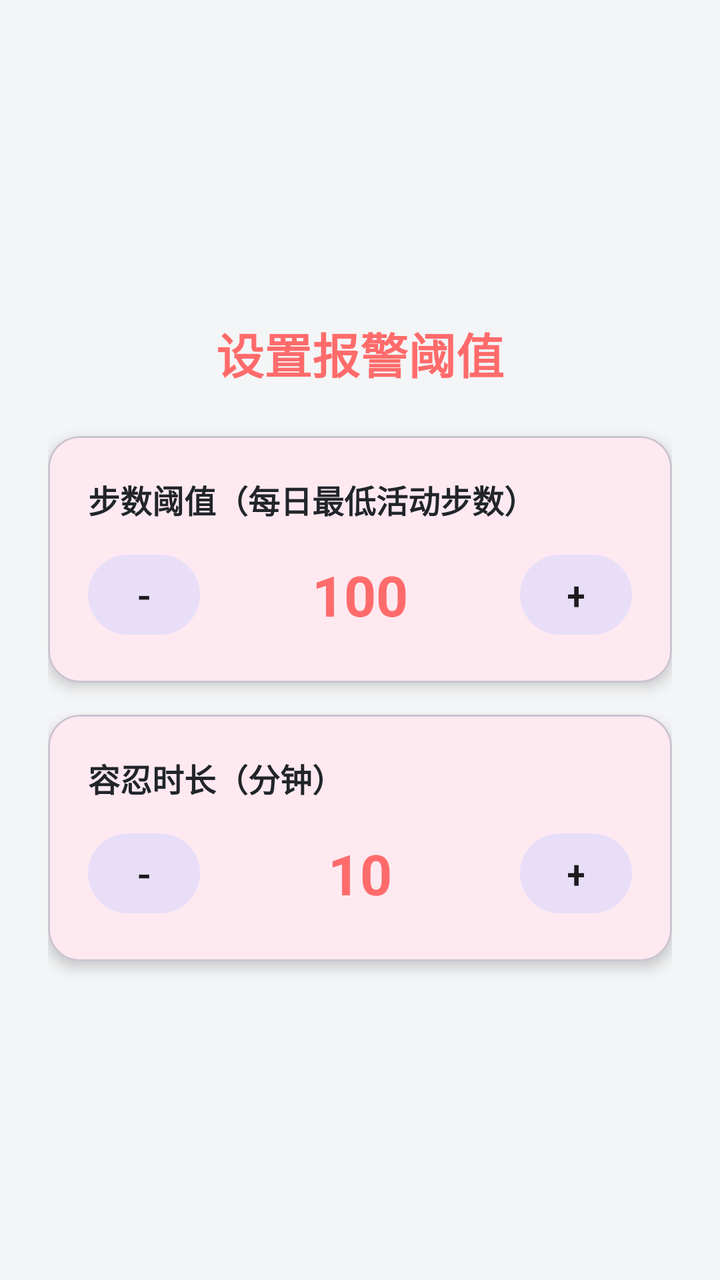
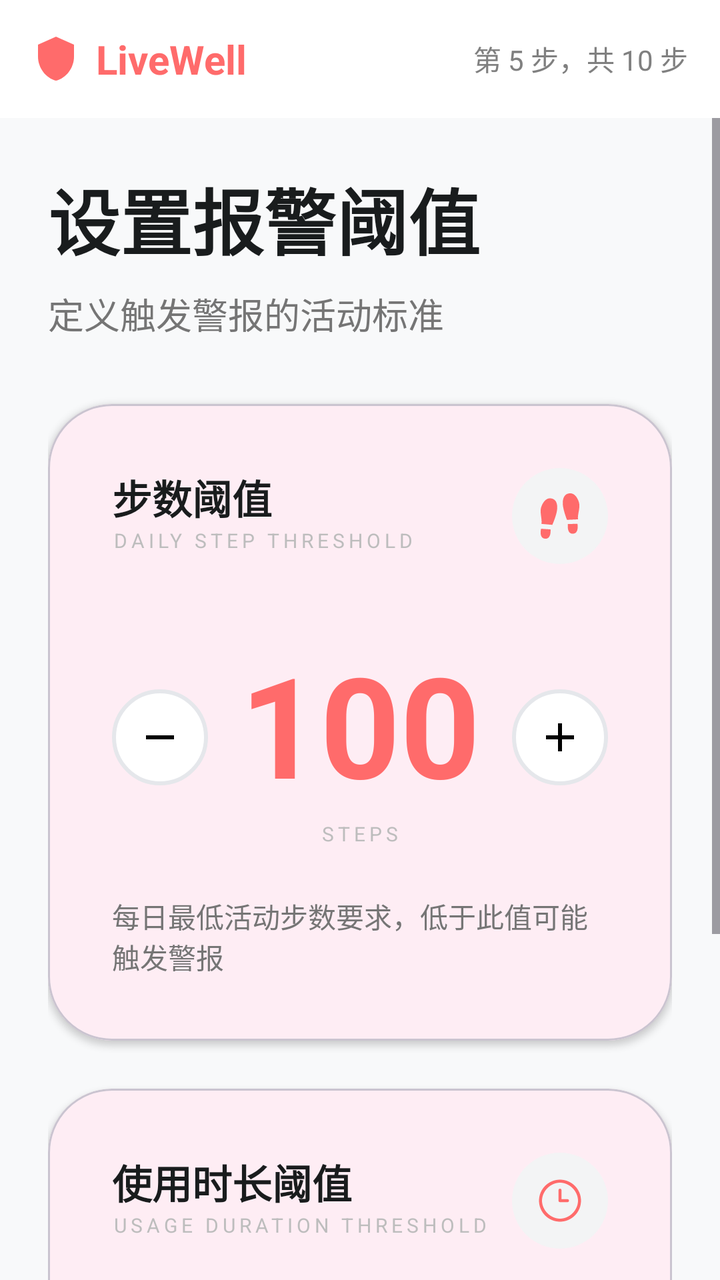

Two renders of the same Android screen: before a commit and after it. Below are the layout's source before the change and the commit's diff.
<!-- AndroidManifest.xml: application theme Theme.LiveWell -->
<!-- res/layout/fragment_guide_threshold.xml -->
<?xml version="1.0" encoding="utf-8"?>
<ScrollView xmlns:android="http://schemas.android.com/apk/res/android"
    xmlns:app="http://schemas.android.com/apk/res-auto"
    android:layout_width="match_parent"
    android:layout_height="match_parent"
    android:fillViewport="true">

    <LinearLayout
        android:layout_width="match_parent"
        android:layout_height="wrap_content"
        android:orientation="vertical"
        android:padding="24dp"
        android:gravity="center">

        <TextView
            android:layout_width="wrap_content"
            android:layout_height="wrap_content"
            android:text="设置报警阈值"
            android:textSize="24sp"
            android:textStyle="bold"
            android:textColor="@color/primary"
            android:layout_marginBottom="24dp"/>

        <com.google.android.material.card.MaterialCardView
            android:layout_width="match_parent"
            android:layout_height="wrap_content"
            app:cardCornerRadius="16dp"
            app:cardElevation="4dp"
            android:layout_marginBottom="16dp">

            <LinearLayout
                android:layout_width="match_parent"
                android:layout_height="wrap_content"
                android:orientation="vertical"
                android:padding="20dp">

                <TextView
                    android:layout_width="wrap_content"
                    android:layout_height="wrap_content"
                    android:text="步数阈值（每日最低活动步数）"
                    android:textSize="16sp"
                    android:textStyle="bold"
                    android:textColor="@color/text_primary"
                    android:layout_marginBottom="12dp"/>

                <LinearLayout
                    android:layout_width="match_parent"
                    android:layout_height="wrap_content"
                    android:orientation="horizontal"
                    android:gravity="center_vertical">

                    <Button
                        android:id="@+id/btnStepMinus"
                        android:layout_width="56dp"
                        android:layout_height="48dp"
                        android:text="-"
                        android:textSize="20sp"
                        android:textColor="?android:attr/textColorPrimary"
                        style="@style/Widget.Material3.Button.TonalButton"/>

                    <TextView
                        android:id="@+id/tvStepValue"
                        android:layout_width="0dp"
                        android:layout_height="wrap_content"
                        android:layout_weight="1"
                        android:text="100"
                        android:textSize="28sp"
                        android:textStyle="bold"
                        android:textColor="@color/primary"
                        android:gravity="center"/>

                    <Button
                        android:id="@+id/btnStepPlus"
                        android:layout_width="56dp"
                        android:layout_height="48dp"
                        android:text="+"
                        android:textSize="20sp"
                        android:textColor="?android:attr/textColorPrimary"
                        style="@style/Widget.Material3.Button.TonalButton"/>

                </LinearLayout>

            </LinearLayout>

        </com.google.android.material.card.MaterialCardView>

        <com.google.android.material.card.MaterialCardView
            android:layout_width="match_parent"
            android:layout_height="wrap_content"
            app:cardCornerRadius="16dp"
            app:cardElevation="4dp">

            <LinearLayout
                android:layout_width="match_parent"
                android:layout_height="wrap_content"
                android:orientation="vertical"
                android:padding="20dp">

                <TextView
                    android:layout_width="wrap_content"
                    android:layout_height="wrap_content"
                    android:text="容忍时长（分钟）"
                    android:textSize="16sp"
                    android:textStyle="bold"
                    android:textColor="@color/text_primary"
                    android:layout_marginBottom="12dp"/>

                <LinearLayout
                    android:layout_width="match_parent"
                    android:layout_height="wrap_content"
                    android:orientation="horizontal"
                    android:gravity="center_vertical">

                    <Button
                        android:id="@+id/btnDurationMinus"
                        android:layout_width="56dp"
                        android:layout_height="48dp"
                        android:text="-"
                        android:textSize="20sp"
                        android:textColor="?android:attr/textColorPrimary"
                        style="@style/Widget.Material3.Button.TonalButton"/>

                    <TextView
                        android:id="@+id/tvDurationValue"
                        android:layout_width="0dp"
                        android:layout_height="wrap_content"
                        android:layout_weight="1"
                        android:text="10"
                        android:textSize="28sp"
                        android:textStyle="bold"
                        android:textColor="@color/primary"
                        android:gravity="center"/>

                    <Button
                        android:id="@+id/btnDurationPlus"
                        android:layout_width="56dp"
                        android:layout_height="48dp"
                        android:text="+"
                        android:textSize="20sp"
                        android:textColor="?android:attr/textColorPrimary"
                        style="@style/Widget.Material3.Button.TonalButton"/>

                </LinearLayout>

            </LinearLayout>

        </com.google.android.material.card.MaterialCardView>

    </LinearLayout>

</ScrollView>
<!-- resources referenced by this layout -->
<resources>
  <color name="primary">#FF6B6B</color>
  <color name="text_primary">#212529</color>
  <style name="Theme.LiveWell" parent="Theme.Material3.DayNight.NoActionBar">
          <item name="colorPrimary">@color/primary</item>
          <item name="colorPrimaryVariant">@color/primary_dark</item>
          <item name="colorOnPrimary">@color/white</item>
          <item name="colorSecondary">@color/primary_light</item>
          <item name="colorSecondaryVariant">@color/primary</item>
          <item name="colorOnSecondary">@color/primary_dark</item>
          <item name="android:windowBackground">@color/background</item>
          <item name="android:statusBarColor">@color/primary</item>
      </style>
  <color name="primary_dark">#FF5252</color>
  <color name="white">#FFFFFF</color>
  <color name="primary_light">#FFE5E5</color>
  <color name="background">#F4F5F6</color>
</resources>

<!-- the commit's change to res/layout/fragment_guide_threshold.xml (unified diff, before → after) -->
@@ -1,151 +1,312 @@
 <?xml version="1.0" encoding="utf-8"?>
-<ScrollView xmlns:android="http://schemas.android.com/apk/res/android"
+<LinearLayout xmlns:android="http://schemas.android.com/apk/res/android"
     xmlns:app="http://schemas.android.com/apk/res-auto"
     android:layout_width="match_parent"
     android:layout_height="match_parent"
-    android:fillViewport="true">
-
-    <LinearLayout
+    android:orientation="vertical"
+    android:background="#F8F9FA">
+
+    
+    <RelativeLayout
         android:layout_width="match_parent"
         android:layout_height="wrap_content"
-        android:orientation="vertical"
-        android:padding="24dp"
-        android:gravity="center">
-
-        <TextView
+        android:padding="16dp"
+        android:background="#FFFFFF">
+
+        <LinearLayout
             android:layout_width="wrap_content"
             android:layout_height="wrap_content"
-            android:text="设置报警阈值"
-            android:textSize="24sp"
-            android:textStyle="bold"
-            android:textColor="@color/primary"
-            android:layout_marginBottom="24dp"/>
-
-        <com.google.android.material.card.MaterialCardView
+            android:orientation="horizontal"
+            android:gravity="center_vertical">
+            
+            <ImageView
+                android:layout_width="24dp"
+                android:layout_height="24dp"
+                android:src="@drawable/ic_shield_logo"
+                android:tint="#ff6b6b"/>
+
+            <TextView
+                android:layout_width="wrap_content"
+                android:layout_height="wrap_content"
+                android:text="LiveWell"
+                android:textStyle="bold"
+                android:textSize="20sp"
+                android:textColor="#ff6b6b"
+                android:layout_marginStart="8dp"/>
+        </LinearLayout>
+
+        <TextView
+            android:id="@+id/tvStepIndicator"
+            android:layout_width="wrap_content"
+            android:layout_height="wrap_content"
+            android:layout_alignParentEnd="true"
+            android:layout_centerVertical="true"
+            android:text="第 5 步，共 10 步"
+            android:textColor="#808080"
+            android:textSize="14sp"/>
+    </RelativeLayout>
+
+    <ScrollView
+        android:layout_width="match_parent"
+        android:layout_height="0dp"
+        android:layout_weight="1">
+
+        <LinearLayout
             android:layout_width="match_parent"
             android:layout_height="wrap_content"
-            app:cardCornerRadius="16dp"
-            app:cardElevation="4dp"
-            android:layout_marginBottom="16dp">
-
-            <LinearLayout
+            android:orientation="vertical"
+            android:padding="24dp">
+
+            
+            <TextView
                 android:layout_width="match_parent"
                 android:layout_height="wrap_content"
-                android:orientation="vertical"
-                android:padding="20dp">
-
-                <TextView
-                    android:layout_width="wrap_content"
-                    android:layout_height="wrap_content"
-                    android:text="步数阈值（每日最低活动步数）"
-                    android:textSize="16sp"
-                    android:textStyle="bold"
-                    android:textColor="@color/text_primary"
-                    android:layout_marginBottom="12dp"/>
+                android:text="设置报警阈值"
+                android:textSize="36sp"
+                android:textStyle="bold"
+                android:textColor="#191C1D" />
+
+            <TextView
+                android:layout_width="match_parent"
+                android:layout_height="wrap_content"
+                android:text="定义触发警报的活动标准"
+                android:textSize="18sp"
+                android:textColor="#757575"
+                android:layout_marginTop="8dp" />
+
+            
+            <com.google.android.material.card.MaterialCardView
+                android:layout_width="match_parent"
+                android:layout_height="wrap_content"
+                android:layout_marginTop="32dp"
+                app:cardCornerRadius="32dp"
+                app:cardElevation="2dp">
 
                 <LinearLayout
                     android:layout_width="match_parent"
                     android:layout_height="wrap_content"
-                    android:orientation="horizontal"
-                    android:gravity="center_vertical">
-
-                    <Button
-                        android:id="@+id/btnStepMinus"
-                        android:layout_width="56dp"
-                        android:layout_height="48dp"
-                        android:text="-"
-                        android:textSize="20sp"
-                        android:textColor="?android:attr/textColorPrimary"
-                        style="@style/Widget.Material3.Button.TonalButton"/>
+                    android:orientation="vertical"
+                    android:padding="32dp">
+
+                    <RelativeLayout
+                        android:layout_width="match_parent"
+                        android:layout_height="wrap_content">
+
+                        <LinearLayout
+                            android:layout_width="wrap_content"
+                            android:layout_height="wrap_content"
+                            android:orientation="vertical">
+
+                            <TextView
+                                android:layout_width="wrap_content"
+                                android:layout_height="wrap_content"
+                                android:text="步数阈值"
+                                android:textSize="20sp"
+                                android:textStyle="bold"
+                                android:textColor="#191C1D" />
+
+                            <TextView
+                                android:layout_width="wrap_content"
+                                android:layout_height="wrap_content"
+                                android:text="DAILY STEP THRESHOLD"
+                                android:textSize="10sp"
+                                android:textAllCaps="true"
+                                android:letterSpacing="0.2"
+                                android:textColor="#BDBDBD" />
+                        </LinearLayout>
+
+                        <ImageView
+                            android:layout_width="48dp"
+                            android:layout_height="48dp"
+                            android:layout_alignParentEnd="true"
+                            android:background="@drawable/circle_bg_gray"
+                            android:padding="10dp"
+                            android:src="@drawable/ic_steps" />
+                    </RelativeLayout>
+
+                    <LinearLayout
+                        android:layout_width="match_parent"
+                        android:layout_height="wrap_content"
+                        android:orientation="horizontal"
+                        android:gravity="center"
+                        android:layout_marginTop="32dp">
+
+                        <ImageButton
+                            android:id="@+id/btnStepMinus"
+                            android:layout_width="48dp"
+                            android:layout_height="48dp"
+                            android:background="@drawable/circle_outline"
+                            android:src="@drawable/ic_remove" />
+
+                        <LinearLayout
+                            android:layout_width="0dp"
+                            android:layout_height="wrap_content"
+                            android:layout_weight="1"
+                            android:orientation="vertical"
+                            android:gravity="center"
+                            android:layout_marginHorizontal="16dp">
+
+                            <TextView
+                                android:id="@+id/tvStepValue"
+                                android:layout_width="match_parent"
+                                android:layout_height="wrap_content"
+                                android:text="100"
+                                android:textSize="72sp"
+                                android:textStyle="bold"
+                                android:textColor="#ff6b6b"
+                                android:gravity="center"
+                                android:maxLines="1"
+                                android:ellipsize="none"
+                                app:autoSizeTextType="uniform"
+                                app:autoSizeMinTextSize="40sp"
+                                app:autoSizeMaxTextSize="72sp"
+                                app:autoSizeStepGranularity="2sp" />
+
+                            <TextView
+                                android:layout_width="wrap_content"
+                                android:layout_height="wrap_content"
+                                android:text="STEPS"
+                                android:textSize="10sp"
+                                android:textAllCaps="true"
+                                android:letterSpacing="0.2"
+                                android:textColor="#BDBDBD" />
+                        </LinearLayout>
+
+                        <ImageButton
+                            android:id="@+id/btnStepPlus"
+                            android:layout_width="48dp"
+                            android:layout_height="48dp"
+                            android:background="@drawable/circle_outline"
+                            android:src="@drawable/ic_add" />
+                    </LinearLayout>
 
                     <TextView
-                        android:id="@+id/tvStepValue"
-                        android:layout_width="0dp"
+                        android:layout_width="match_parent"
                         android:layout_height="wrap_content"
-                        android:layout_weight="1"
-                        android:text="100"
-                        android:textSize="28sp"
-                        android:textStyle="bold"
-                        android:textColor="@color/primary"
-                        android:gravity="center"/>
-
-                    <Button
-                        android:id="@+id/btnStepPlus"
-                        android:layout_width="56dp"
-                        android:layout_height="48dp"
-                        android:text="+"
-                        android:textSize="20sp"
-                        android:textColor="?android:attr/textColorPrimary"
-                        style="@style/Widget.Material3.Button.TonalButton"/>
-
+                        android:text="每日最低活动步数要求，低于此值可能触发警报"
+                        android:textSize="14sp"
+                        android:textColor="#757575"
+                        android:layout_marginTop="24dp" />
                 </LinearLayout>
-
-            </LinearLayout>
-
-        </com.google.android.material.card.MaterialCardView>
-
-        <com.google.android.material.card.MaterialCardView
-            android:layout_width="match_parent"
-            android:layout_height="wrap_content"
-            app:cardCornerRadius="16dp"
-            app:cardElevation="4dp">
-
-            <LinearLayout
+            </com.google.android.material.card.MaterialCardView>
+
+            
+            <com.google.android.material.card.MaterialCardView
                 android:layout_width="match_parent"
                 android:layout_height="wrap_content"
-                android:orientation="vertical"
-                android:padding="20dp">
-
-                <TextView
-                    android:layout_width="wrap_content"
-                    android:layout_height="wrap_content"
-                    android:text="容忍时长（分钟）"
-                    android:textSize="16sp"
-                    android:textStyle="bold"
-                    android:textColor="@color/text_primary"
-                    android:layout_marginBottom="12dp"/>
+                android:layout_marginTop="24dp"
+                app:cardCornerRadius="32dp"
+                app:cardElevation="2dp">
 
                 <LinearLayout
                     android:layout_width="match_parent"
                     android:layout_height="wrap_content"
-                    android:orientation="horizontal"
-                    android:gravity="center_vertical">
-
-                    <Button
-                        android:id="@+id/btnDurationMinus"
-                        android:layout_width="56dp"
-                        android:layout_height="48dp"
-                        android:text="-"
-                        android:textSize="20sp"
-                        android:textColor="?android:attr/textColorPrimary"
-                        style="@style/Widget.Material3.Button.TonalButton"/>
+                    android:orientation="vertical"
+                    android:padding="32dp">
+
+                    <RelativeLayout
+                        android:layout_width="match_parent"
+                        android:layout_height="wrap_content">
+
+                        <LinearLayout
+                            android:layout_width="wrap_content"
+                            android:layout_height="wrap_content"
+                            android:orientation="vertical">
+
+                            <TextView
+                                android:layout_width="wrap_content"
+                                android:layout_height="wrap_content"
+                                android:text="使用时长阈值"
+                                android:textSize="20sp"
+                                android:textStyle="bold"
+                                android:textColor="#191C1D" />
+
+                            <TextView
+                                android:layout_width="wrap_content"
+                                android:layout_height="wrap_content"
+                                android:text="USAGE DURATION THRESHOLD"
+                                android:textSize="10sp"
+                                android:textAllCaps="true"
+                                android:letterSpacing="0.2"
+                                android:textColor="#BDBDBD" />
+                        </LinearLayout>
+
+                        <ImageView
+                            android:layout_width="48dp"
+                            android:layout_height="48dp"
+                            android:layout_alignParentEnd="true"
+                            android:background="@drawable/circle_bg_gray"
+                            android:padding="12dp"
+                            android:src="@drawable/ic_clock_threshold" />
+                    </RelativeLayout>
+
+                    <LinearLayout
+                        android:layout_width="match_parent"
+                        android:layout_height="wrap_content"
+                        android:orientation="horizontal"
+                        android:gravity="center"
+                        android:layout_marginTop="32dp">
+
+                        <ImageButton
+                            android:id="@+id/btnDurationMinus"
+                            android:layout_width="48dp"
+                            android:layout_height="48dp"
+                            android:background="@drawable/circle_outline"
+                            android:src="@drawable/ic_remove" />
+
+                        <LinearLayout
+                            android:layout_width="0dp"
+                            android:layout_height="wrap_content"
+                            android:layout_weight="1"
+                            android:orientation="vertical"
+                            android:gravity="center"
+                            android:layout_marginHorizontal="16dp">
+
+                            <TextView
+                                android:id="@+id/tvDurationValue"
+                                android:layout_width="match_parent"
+                                android:layout_height="wrap_content"
+                                android:text="30"
+                                android:textSize="72sp"
+                                android:textStyle="bold"
+                                android:textColor="#ff6b6b"
+                                android:gravity="center"
+                                android:maxLines="1"
+                                android:ellipsize="none"
+                                app:autoSizeTextType="uniform"
+                                app:autoSizeMinTextSize="40sp"
+                                app:autoSizeMaxTextSize="72sp"
+                                app:autoSizeStepGranularity="2sp" />
+
+                            <TextView
+                                android:layout_width="wrap_content"
+                                android:layout_height="wrap_content"
+                                android:text="MINUTES"
+                                android:textSize="10sp"
+                                android:textAllCaps="true"
+                                android:letterSpacing="0.2"
+                                android:textColor="#BDBDBD" />
+                        </LinearLayout>
+
+                        <ImageButton
+                            android:id="@+id/btnDurationPlus"
+                            android:layout_width="48dp"
+                            android:layout_height="48dp"
+                            android:background="@drawable/circle_outline"
+                            android:src="@drawable/ic_add" />
+                    </LinearLayout>
 
                     <TextView
-                        android:id="@+id/tvDurationValue"
-                        android:layout_width="0dp"
+                        android:layout_width="match_parent"
                         android:layout_height="wrap_content"
-                        android:layout_weight="1"
-                        android:text="10"
-                        android:textSize="28sp"
-                        android:textStyle="bold"
-                        android:textColor="@color/primary"
-                        android:gravity="center"/>
-
-                    <Button
-                        android:id="@+id/btnDurationPlus"
-                        android:layout_width="56dp"
-                        android:layout_height="48dp"
-                        android:text="+"
-                        android:textSize="20sp"
-                        android:textColor="?android:attr/textColorPrimary"
-                        style="@style/Widget.Material3.Button.TonalButton"/>
-
+                        android:text="每日最低应用使用时长，低于此值可能触发警报"
+                        android:textSize="14sp"
+                        android:textColor="#757575"
+                        android:layout_marginTop="24dp" />
                 </LinearLayout>
-
-            </LinearLayout>
-
-        </com.google.android.material.card.MaterialCardView>
-
-    </LinearLayout>
-
-</ScrollView>
+            </com.google.android.material.card.MaterialCardView>
+
+        </LinearLayout>
+    </ScrollView>
+
+</LinearLayout>
<!-- resource entries referenced after the edit -->
@@ -1,7 +1,74 @@
 <!-- resources referenced by this layout -->
 <resources>
+  <!-- drawable circle_bg_gray (drawable) -->
+  <?xml version="1.0" encoding="utf-8"?>
+  <shape xmlns:android="http://schemas.android.com/apk/res/android"
+      android:shape="oval">
+      <solid android:color="#F3F4F5" />
+  </shape>
+  <!-- drawable circle_outline (drawable) -->
+  <?xml version="1.0" encoding="utf-8"?>
+  <shape xmlns:android="http://schemas.android.com/apk/res/android"
+      android:shape="oval">
+      <stroke
+          android:width="2dp"
+          android:color="#E5E7EB" />
+      <solid android:color="#FFFFFF" />
+  </shape>
+  <!-- drawable ic_add (drawable) -->
+  <vector xmlns:android="http://schemas.android.com/apk/res/android"
+      android:width="24dp"
+      android:height="24dp"
+      android:viewportWidth="24"
+      android:viewportHeight="24">
+      <path
+          android:fillColor="#FF000000"
+          android:pathData="M19,13h-6v6h-2v-6H5v-2h6V5h2v6h6v2z"/>
+  </vector>
+  <!-- drawable ic_clock_threshold (drawable) -->
+  <vector xmlns:android="http://schemas.android.com/apk/res/android"
+      android:width="200dp"
+      android:height="200dp"
+      android:viewportWidth="1024"
+      android:viewportHeight="1024">
+      <path
+          android:fillColor="#ff6b6b"
+          android:pathData="M512,64C264.8,64 64,264.8 64,512s200.8,448 448,448 448,-200.8 448,-448S759.2,64 512,64zM512,896C309.2,896 128,714.8 128,512S309.2,128 512,128s384,181.2 384,384 -181.2,384 -384,384z"/>
+      <path
+          android:fillColor="#ff6b6b"
+          android:pathData="M672,480H544V288c0,-17.6 -14.4,-32 -32,-32s-32,14.4 -32,32v224c0,17.6 14.4,32 32,32h160c17.6,0 32,-14.4 32,-32S689.6,480 672,480z"/>
+  </vector>
+  <!-- drawable ic_remove (drawable) -->
+  <vector xmlns:android="http://schemas.android.com/apk/res/android"
+      android:width="24dp"
+      android:height="24dp"
+      android:viewportWidth="24"
+      android:viewportHeight="24">
+      <path
+          android:fillColor="#FF000000"
+          android:pathData="M19,13H5v-2h14v2z"/>
+  </vector>
+  <!-- drawable ic_shield_logo (drawable) -->
+  <vector xmlns:android="http://schemas.android.com/apk/res/android"
+      android:width="24dp"
+      android:height="24dp"
+      android:viewportWidth="24"
+      android:viewportHeight="24">
+      <path
+          android:fillColor="#FF000000"
+          android:pathData="M12,1L3,5v6c0,5.55 3.84,10.74 9,12 5.16,-1.26 9,-6.45 9,-12V5l-9,-4z"/>
+  </vector>
+  <!-- drawable ic_steps (drawable) -->
+  <vector xmlns:android="http://schemas.android.com/apk/res/android"
+      android:width="200dp"
+      android:height="200dp"
+      android:viewportWidth="1024"
+      android:viewportHeight="1024">
+      <path
+          android:fillColor="#ff6b6b"
+          android:pathData="M165.2,745.2s-37.7,158.9 59.2,179C358.3,952 339,757.4 339,757.4l-173.8,-12.2zM356.9,191.4c-127.6,-26.5 -185,139.8 -193.4,175.5 -20.8,89.3 25.7,216.5 8.7,289.3l199.2,17.4S424,557.2 449,450.1c0,0 60.8,-227 -92.1,-258.7zM863.1,282.7c-6.9,-36.2 -57.6,-205.4 -187.6,-183.8 -155.9,25.9 -104.4,256.2 -104.4,256.2 20.5,108.5 68.5,227.4 68.5,227.4l202,-9.7c-14,-73.7 38.6,-199.7 21.5,-290.1zM656.2,659.5s-27.8,197.2 107.5,174.2c97.9,-16.7 67.1,-179.8 67.1,-179.8l-174.6,5.6z"/>
+  </vector>
   <color name="primary">#FF6B6B</color>
-  <color name="text_primary">#212529</color>
   <style name="Theme.LiveWell" parent="Theme.Material3.DayNight.NoActionBar">
           <item name="colorPrimary">@color/primary</item>
           <item name="colorPrimaryVariant">@color/primary_dark</item>
